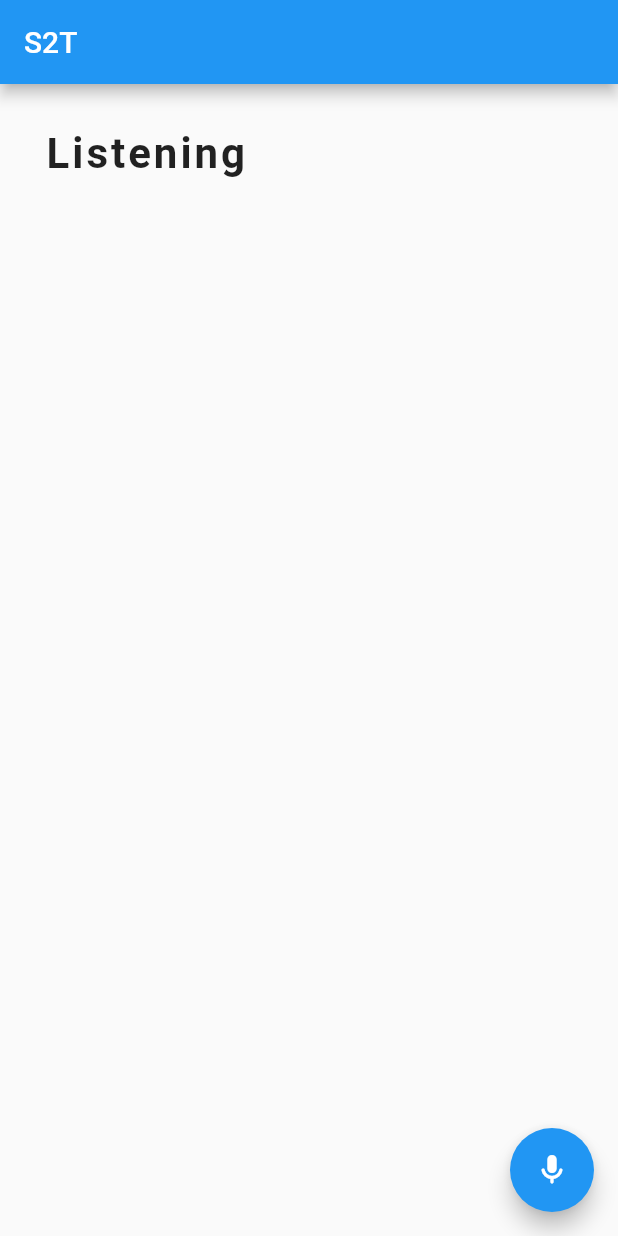
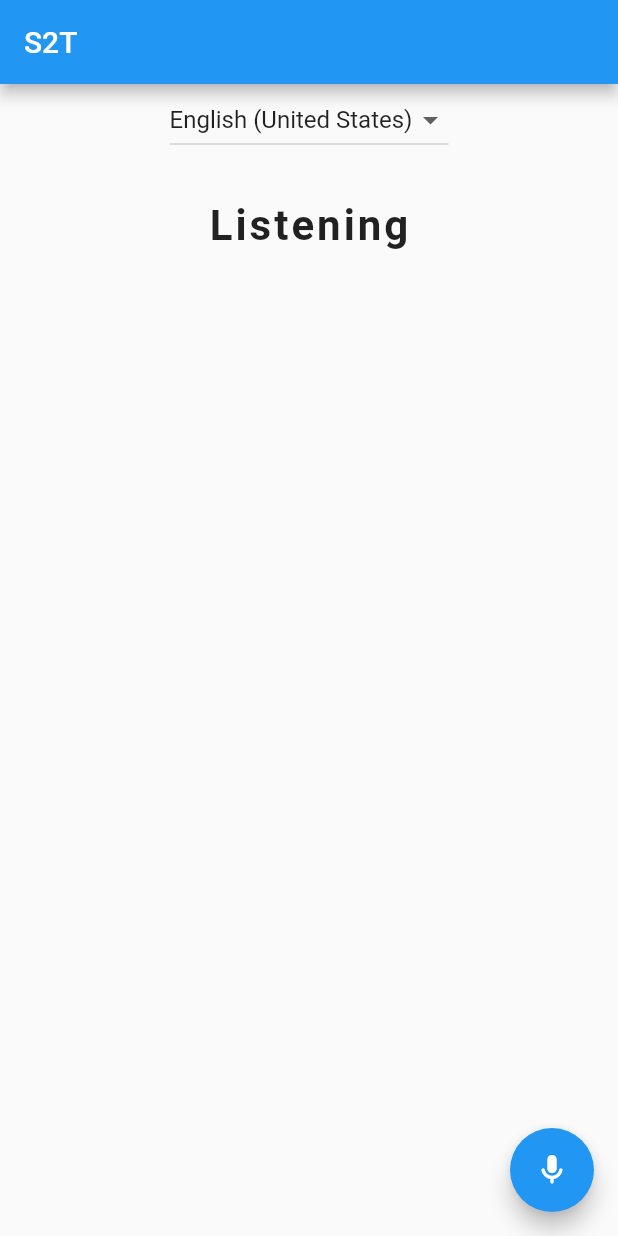
Before and after one commit to arunachalashiva/flutter-apps, a Flutter app: the screen it shows after launch, after a tap on the "mic none" icon, on a phone screen of 412 x 824 dp. Run offline on Flutter 3.47's test engine with Material 2 defaults, Android fonts, the phone set to English and light mode, and no system bars; our stand-ins replace speech_to_text.

```diff
--- a/s2t/lib/main.dart
+++ b/s2t/lib/main.dart
@@ -33,12 +33,19 @@ class S2THomePage extends StatefulWidget {
 class _S2TPageState extends State<S2THomePage> {
   String _speech2Txt = "Press mic to speak";
   bool _speaking = false;
+  bool _inited = false;
   SpeechToText _speech = null;
+  List<LocaleName> _localeNames = [];
+  String _currentLocaleId = "";
 
   @override
   void initState() {
     super.initState();
-    _speech = SpeechToText();
+    initSpeechState().then((result) {
+      setState(() {
+        _speaking = false;
+      });
+    });
   }
 
   @override
@@ -48,8 +55,32 @@ class _S2TPageState extends State<S2THomePage> {
         title: Text(widget.title),
       ),
       body: SingleChildScrollView(
-	reverse:true,
-        child: Container(
+        child: Column(
+          children: <Widget>[
+            Container(
+              child: Column(
+                children: <Widget>[
+                  Row(
+                    mainAxisAlignment: MainAxisAlignment.spaceAround,
+                    children: <Widget>[
+                      DropdownButton(
+                        onChanged: (selectedVal) => switchLang(selectedVal),
+                        value: _currentLocaleId,
+                        items: _localeNames
+                            .map(
+                              (localeName) => DropdownMenuItem(
+                                value: localeName.localeId,
+                                child: Text(localeName.name),
+                              ),
+                            )
+                            .toList(),
+                      ),
+                    ],
+                  ), // Row
+                ],
+              ),
+            ), // Conainer drop down
+            Container(
               padding: const EdgeInsets.fromLTRB(30.0, 30.0, 30.0, 150.0),
               child: Text(
                 '$_speech2Txt',
@@ -59,7 +90,9 @@ class _S2TPageState extends State<S2THomePage> {
                   letterSpacing: 2.0,
                 ), // style
               ), // child
-        ), // Container
+            ), // Container text
+          ],
+        ),
       ), // body
       floatingActionButton: FloatingActionButton(
         onPressed: _getSpeech2Txt,
@@ -71,23 +104,32 @@ class _S2TPageState extends State<S2THomePage> {
 
   void _getSpeech2Txt() async {
     if (!_speaking) {
-      bool hasSpeech = await _speech.initialize(onStatus: statusListener, onError: errorListener);
-      if (hasSpeech) {
       setState(() {
         _speaking = true;
         _speech2Txt = "Listening";
       });
       _speech.listen(
         onResult: resultListener,
+        localeId: _currentLocaleId,
         cancelOnError: true,
       );
-      }
     } else {
       setState(() {
         _speaking = false;
         _speech2Txt = "Press mic to speak";
       });
       _speech.stop();
+    }
+  }
+
+  Future<void> initSpeechState() async {
+    _speech = SpeechToText();
+    bool hasSpeech = await _speech.initialize(
+        onStatus: statusListener, onError: errorListener);
+    if (hasSpeech) {
+      _localeNames = await _speech.locales();
+      var systemLocale = await _speech.systemLocale();
+      _currentLocaleId = systemLocale.localeId;
     }
   }
 
@@ -108,4 +150,10 @@ class _S2TPageState extends State<S2THomePage> {
       _speech2Txt = "Error in Listener. Try again";
     });
   }
+
+  void switchLang(String selectedVal) {
+    setState(() {
+      _currentLocaleId = selectedVal;
+    });
   }
+}
```
Also changed, not shown: s2t/pubspec.lock, 4 other files. Lines whose indentation alone changed are shown as unchanged.
